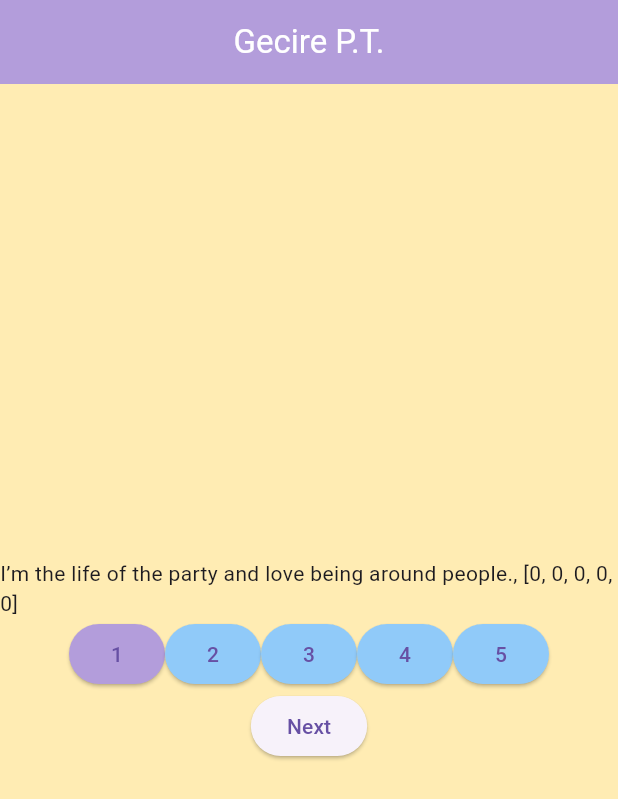
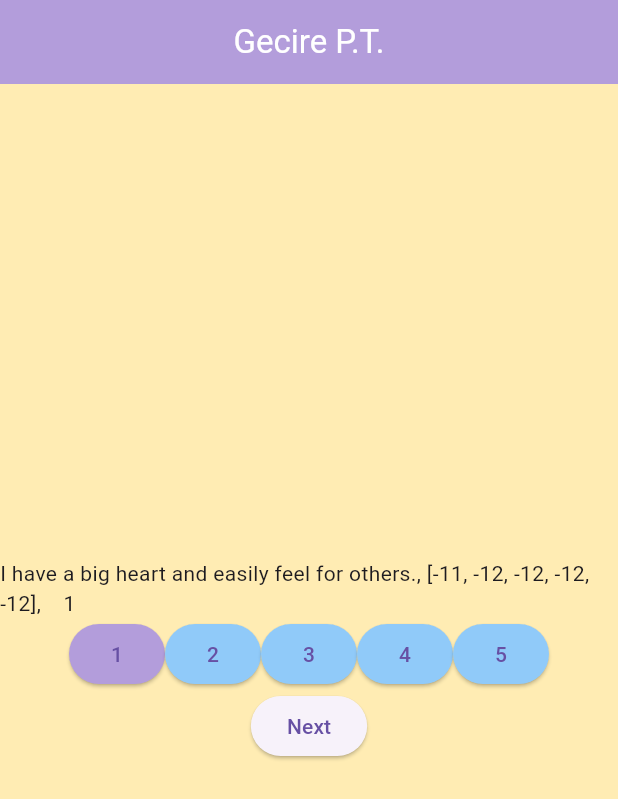
Before and after one commit to balintgoczan/gecikruvaanyjatafasszoposzemelyisegtesztnekgeci, a Flutter app: the screen it shows after launch, after a tap on "Next", on a phone screen of 412 x 824 dp. Shown: the top 799 px of the screen. Run offline on Flutter 3.47's test engine with Material 3 defaults, Android fonts, the phone set to English and light mode, and no system bars.

Commit message:
Working personality test, the bassic logic is working, you can go through all of the quesitons and shit like that

```diff
--- a/lib/pages/logic/ptlogic.dart
+++ b/lib/pages/logic/ptlogic.dart
@@ -7,18 +7,18 @@ import './ptquestions.dart';
 // only add the value if th next button was pressed
 
 // 1: extraversion, 2: agreeableness, 3: conscientiousness, 4: negativeEmotionality, 5: openMindedness
-List<int> personalityTraits = [0, 0, 0, 0, 0];
+List<int> personalityTraits = [-12, -12, -12, -12, -12];
 
 class calculatePersonality {
   int index = 0;
   int answ = 0;
-
   calculatePersonality(this.index, this.answ);
 
   void addingValueToTrait() {
     // this if is just to make sure the code doesnt run once the program is finished
     if (index <= questions.length) {
-      personalityTraits[traitType[index - 1]] += answ;
+      // We need the -1 because the traitType can only range from 1-5, and we need 0-4
+      personalityTraits[traitType[index] - 1] += answ;
     }
   }
 }
--- a/lib/pages/ui/pt.dart
+++ b/lib/pages/ui/pt.dart
@@ -34,7 +34,8 @@ class _PTState extends State<PT> {
         child: Column(
           mainAxisAlignment: MainAxisAlignment.center,
           children: [
-            Text('${questions[currentQuestionIndex]}, $personalityTraits'),
+            Text(
+                '${questions[currentQuestionIndex]}, $personalityTraits,    $currentQuestionIndex'),
             Row(
               mainAxisAlignment: MainAxisAlignment.center,
               // this generates 5 buttons
```
